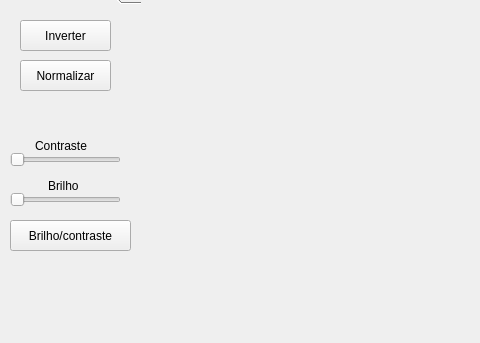
This is mainwindow.ui in alexst07/img_vol_ui as Qt 5 draws it before an edit; both pictures show x 0 to 480 and y 82 to 425 of the 914 by 681 pixel window. The edited form follows.
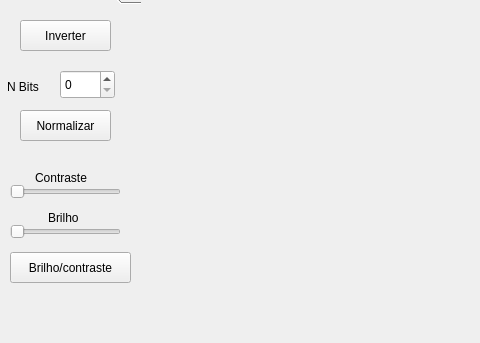
This is the edited form. The open tabs and pages were chosen to show the change.

Commit message: Modificações da interface

```diff
--- a/mainwindow.ui
+++ b/mainwindow.ui
@@ -142,7 +142,7 @@
       <property name="geometry">
        <rect>
         <x>20</x>
-        <y>50</y>
+        <y>100</y>
         <width>91</width>
         <height>31</height>
        </rect>
@@ -155,7 +155,7 @@
       <property name="geometry">
        <rect>
         <x>10</x>
-        <y>140</y>
+        <y>172</y>
         <width>111</width>
         <height>20</height>
        </rect>
@@ -168,7 +168,7 @@
       <property name="geometry">
        <rect>
         <x>10</x>
-        <y>180</y>
+        <y>212</y>
         <width>111</width>
         <height>20</height>
        </rect>
@@ -181,7 +181,7 @@
       <property name="geometry">
        <rect>
         <x>10</x>
-        <y>210</y>
+        <y>242</y>
         <width>121</width>
         <height>31</height>
        </rect>
@@ -194,7 +194,7 @@
       <property name="geometry">
        <rect>
         <x>35</x>
-        <y>128</y>
+        <y>160</y>
         <width>64</width>
         <height>15</height>
        </rect>
@@ -207,7 +207,7 @@
       <property name="geometry">
        <rect>
         <x>48</x>
-        <y>168</y>
+        <y>200</y>
         <width>64</width>
         <height>15</height>
        </rect>
@@ -216,6 +216,29 @@
        <string>Brilho</string>
       </property>
      </widget>
+     <widget class="QSpinBox" name="spin_num_bits">
+      <property name="geometry">
+       <rect>
+        <x>60</x>
+        <y>60</y>
+        <width>55</width>
+        <height>29</height>
+       </rect>
+      </property>
+     </widget>
+     <widget class="QLabel" name="label_30">
+      <property name="geometry">
+       <rect>
+        <x>7</x>
+        <y>69</y>
+        <width>51</width>
+        <height>16</height>
+       </rect>
+      </property>
+      <property name="text">
+       <string>N Bits</string>
+      </property>
+     </widget>
     </widget>
     <widget class="QWidget" name="page_3">
      <property name="geometry">
```
Left out of the diff: 23 changed lines with no effect on the pictures. The commit also changes 2 other files.
